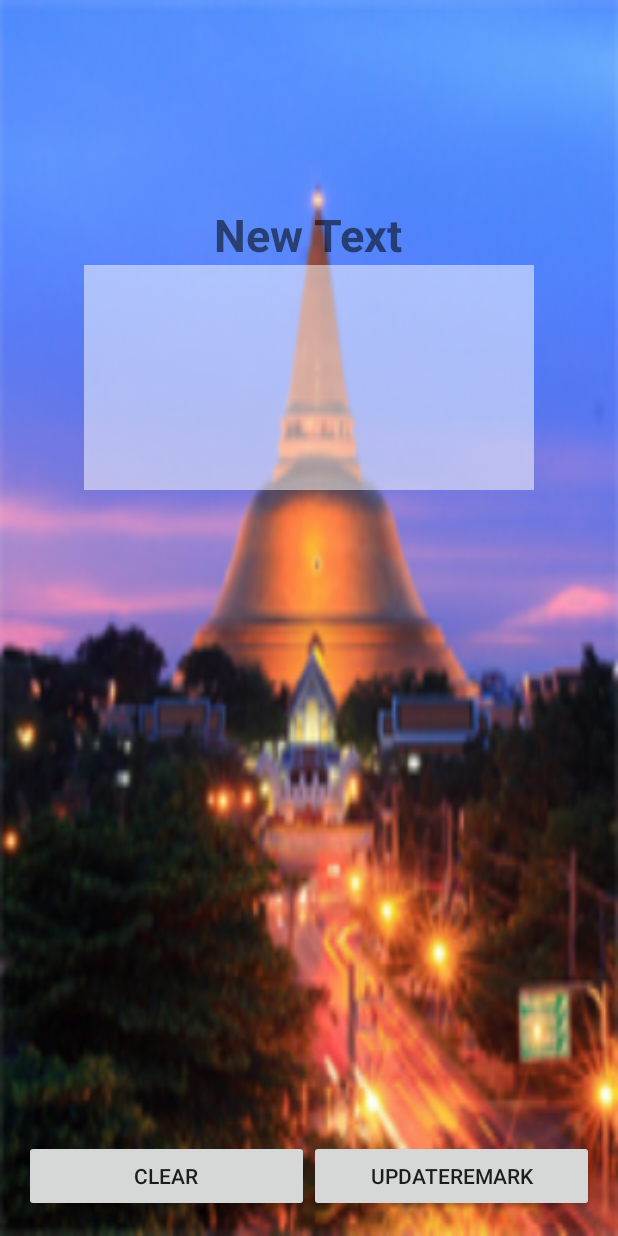
After one commit to kamonchat/MumAroi, an Android app: the EditRemarkActivity screen opened directly, with no data from a screen before it, on a phone screen of 412 x 824 dp. The commit adds this screen. Run offline under Robolectric (Android 15) with nearby library versions, the phone set to English and light mode, and no system bars; 1 statement that could not run was skipped.

Commit message:
show clear

```diff
--- a/app/src/main/AndroidManifest.xml
+++ b/app/src/main/AndroidManifest.xml
@@ -42,6 +42,8 @@
             android:name=".MapsActivity"
             android:label="@string/title_activity_maps" >
         </activity>
+        <activity android:name=".EditRemarkActivity" >
+        </activity>
     </application>
 
 </manifest>
--- a/app/src/main/java/npru/sangarun/kamonchat/mumaroi/DetailActivity.java
+++ b/app/src/main/java/npru/sangarun/kamonchat/mumaroi/DetailActivity.java
@@ -33,6 +33,15 @@ public class DetailActivity extends AppCompatActivity {
 
 
     }   // onCreate
+
+    public void clickRemark(View view){
+
+        Intent objIntent = new Intent(DetailActivity.this, EditRemarkActivity.class);
+        objIntent.putExtra("Name", nameString);
+        startActivity(objIntent);
+
+    }
+
 
     public void clickMap(View view) {
 
--- /dev/null
+++ b/app/src/main/java/npru/sangarun/kamonchat/mumaroi/EditRemarkActivity.java
@@ -0,0 +1,62 @@
+package npru.sangarun.kamonchat.mumaroi;
+
+import android.database.Cursor;
+import android.database.sqlite.SQLiteDatabase;
+import android.support.v7.app.AppCompatActivity;
+import android.os.Bundle;
+import android.view.View;
+import android.widget.EditText;
+import android.widget.TextView;
+
+public class EditRemarkActivity extends AppCompatActivity {
+
+    //Explicit
+    private TextView nameTextView;
+    private EditText remarkEditText;
+    private String nameString, remarkString;
+    private Object value;
+
+
+    @Override
+    protected void onCreate(Bundle savedInstanceState) {
+        super.onCreate(savedInstanceState);
+        setContentView(R.layout.activity_edit_remark);
+
+        //Bind Widget
+        bindWidget();
+
+        //Get Value
+        getvalue();
+
+        //Show EditText
+        showEditText();
+
+    }   // Main Method
+
+    public void clickClear(View view) {
+        remarkEditText.setText("");
+    }
+
+    private void showEditText() {
+        remarkEditText.setText(remarkString);
+    }
+
+    private void bindWidget() {
+        nameTextView = (TextView) findViewById(R.id.textView8);
+        remarkEditText = (EditText) findViewById(R.id.editText);
+
+
+    }
+
+    public void getvalue() {
+        nameString = getIntent().getStringExtra("Name");
+
+        SQLiteDatabase objSqLiteDatabase = openOrCreateDatabase("aroi.db", MODE_PRIVATE, null);
+        Cursor objCursor = objSqLiteDatabase.rawQuery("SELECT * FROM restaurantTABLE WHERE Name = " + "'" + nameString +"'", null);
+        objCursor.moveToFirst();
+        remarkString = objCursor.getString(objCursor.getColumnIndex(ManageTABLE.COLUMN_REMARK));
+
+
+
+    }
+}   // Main Class
--- a/app/src/main/res/layout/activity_detail.xml
+++ b/app/src/main/res/layout/activity_detail.xml
@@ -96,7 +96,7 @@
         android:layout_alignParentBottom="true">
 
         <Button
-            android:layout_width="wrap_content"
+            android:layout_width="0dp"
             android:layout_height="wrap_content"
             android:onClick="clickMap"
             android:text="@string/map"
@@ -105,8 +105,9 @@
             android:allowUndo="true" />
 
         <Button
-            android:layout_width="wrap_content"
+            android:layout_width="0dp"
             android:layout_height="wrap_content"
+            android:onClick="clickRemark"
             android:text="@string/remark"
             android:id="@+id/button4"
             android:layout_weight="1" />
--- /dev/null
+++ b/app/src/main/res/layout/activity_edit_remark.xml
@@ -0,0 +1,59 @@
+<?xml version="1.0" encoding="utf-8"?>
+<RelativeLayout xmlns:android="http://schemas.android.com/apk/res/android"
+    xmlns:tools="http://schemas.android.com/tools" android:layout_width="match_parent"
+    android:layout_height="match_parent" android:paddingLeft="@dimen/activity_horizontal_margin"
+    android:paddingRight="@dimen/activity_horizontal_margin"
+    android:paddingTop="@dimen/activity_vertical_margin"
+    android:paddingBottom="@dimen/activity_vertical_margin"
+    tools:context="npru.sangarun.kamonchat.mumaroi.EditRemarkActivity"
+    android:background="@drawable/np">
+
+    <LinearLayout
+        android:orientation="vertical"
+        android:layout_width="match_parent"
+        android:layout_height="wrap_content"
+        android:layout_marginTop="120dp">
+
+        <TextView
+            android:layout_width="wrap_content"
+            android:layout_height="wrap_content"
+            android:text="New Text"
+            android:id="@+id/textView8"
+            android:layout_gravity="center_horizontal"
+            android:textSize="@dimen/h1"
+            android:textStyle="bold" />
+
+        <EditText
+            android:layout_width="@dimen/edit"
+            android:layout_height="wrap_content"
+            android:id="@+id/editText"
+            android:layout_gravity="center_horizontal"
+            android:lines="5"
+            android:background="#82ffffff"
+            android:text="Remark"
+            android:gravity="top"
+            android:padding="20dp" />
+    </LinearLayout>
+
+    <LinearLayout
+        android:orientation="horizontal"
+        android:layout_width="match_parent"
+        android:layout_height="wrap_content"
+        android:layout_alignParentBottom="true">
+
+        <Button
+            android:layout_width="0dp"
+            android:layout_height="wrap_content"
+            android:onClick="clickClear"
+            android:text="Clear"
+            android:id="@+id/button"
+            android:layout_weight="1" />
+
+        <Button
+            android:layout_width="0dp"
+            android:layout_height="wrap_content"
+            android:text="UpdateRemark"
+            android:id="@+id/button5"
+            android:layout_weight="1" />
+    </LinearLayout>
+</RelativeLayout>
--- a/app/src/main/res/values/dimens.xml
+++ b/app/src/main/res/values/dimens.xml
@@ -10,5 +10,6 @@
     <dimen name="h2">15sp</dimen>
     <dimen name="spinner">220dp</dimen>
     <dimen name="heigh">100dp</dimen>
+    <dimen name="edit">300dp</dimen>
 
 </resources>
```
